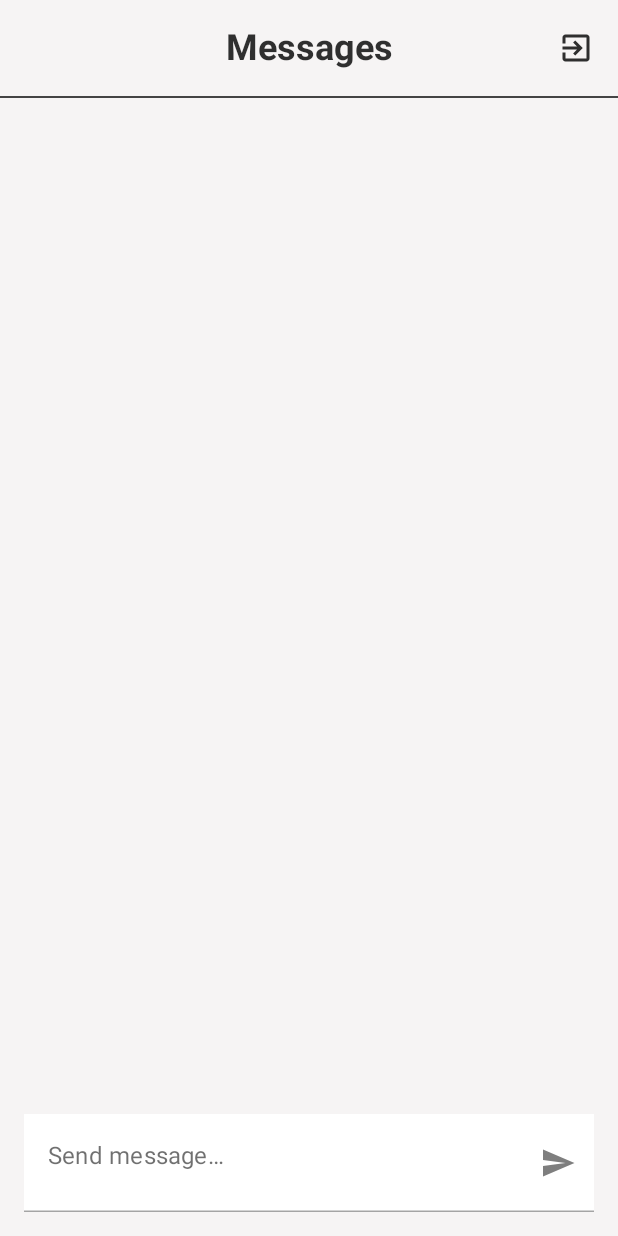
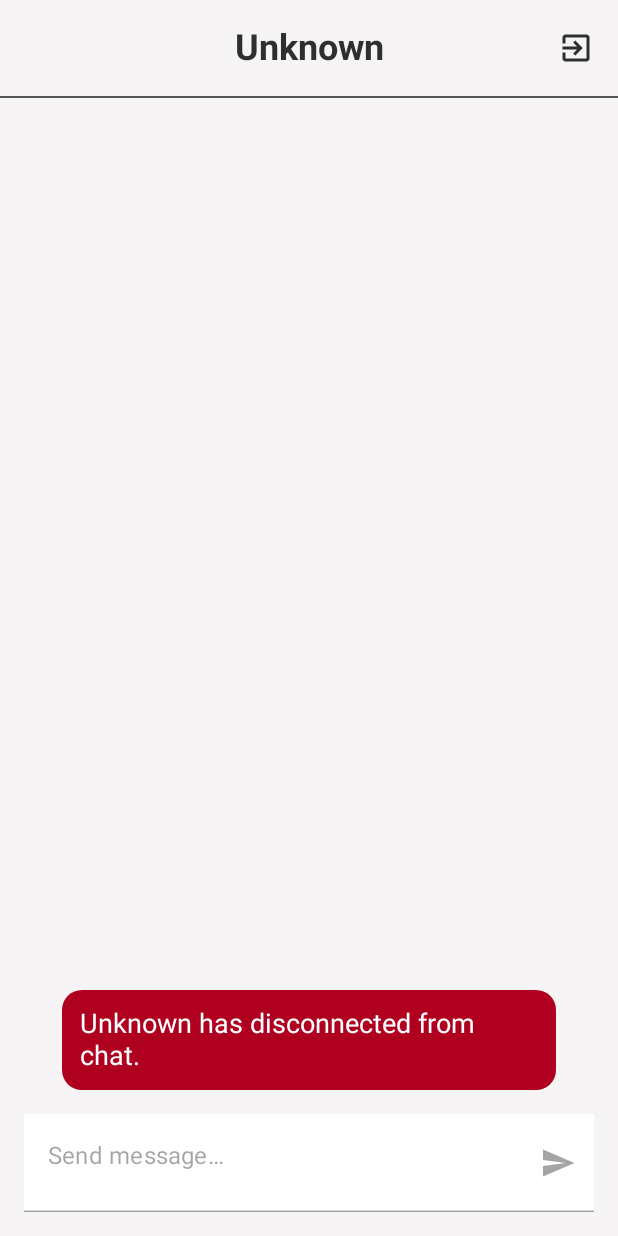
Before and after one commit to Pablit0x/BlueChat, an Android app built with Jetpack Compose: the chat_screen screen opened through its navigation route, on a phone screen of 412 x 824 dp. Run offline under Robolectric (Android 15) with nearby library versions, the phone set to English and light mode, and no system bars; our stand-ins replace accompanist; libraries missing offline, so code that uses them is left out: com.google.accompanist.navigation, es.dmoral.toasty.

Commit message:
Custom Toast, fixed error messages

```diff
--- a/app/src/main/java/com/ps/bluechat/domain/chat/BluetoothController.kt
+++ b/app/src/main/java/com/ps/bluechat/domain/chat/BluetoothController.kt
@@ -14,7 +14,7 @@ interface BluetoothController {
     val connectionState: StateFlow<ConnectionState>
     val scannedDevices : StateFlow<List<BluetoothDeviceDomain>>
     val pairedDevices : StateFlow<List<BluetoothDeviceDomain>>
-    val errors: SharedFlow<String>
+    val errors: StateFlow<String?>
 
 
     suspend fun trySendMessage(message: String) : BluetoothMessage?
--- a/app/src/main/java/com/ps/bluechat/domain/chat/ConnectionResult.kt
+++ b/app/src/main/java/com/ps/bluechat/domain/chat/ConnectionResult.kt
@@ -1,9 +1,7 @@
 package com.ps.bluechat.domain.chat
 
 sealed interface ConnectionResult{
-
     object ConnectionOpen : ConnectionResult
-
     object ConnectionRequest : ConnectionResult
     object ConnectionEstablished: ConnectionResult
     data class TransferSucceeded(val message: BluetoothMessage) : ConnectionResult
--- a/app/src/main/java/com/ps/bluechat/navigation/NavGraph.kt
+++ b/app/src/main/java/com/ps/bluechat/navigation/NavGraph.kt
@@ -54,7 +54,8 @@ fun NavGraph(
                 onDiscoverabilityEnable = viewModel::enableDiscoverability,
                 onDiscoverabilityDisable = viewModel::disableDiscoverability,
                 onStartConnecting = viewModel::connectToDevice,
-                onStartServer = viewModel::observeIncomingConnections
+                onStartServer = viewModel::observeIncomingConnections,
+                clearErrorMessage = viewModel::clearErrorMessage
             )
         }
         composable(
@@ -71,7 +72,6 @@ fun NavGraph(
             ChatScreen(
                 direction = direction,
                 state = state,
-                recipientName = state.connectedDevice?.deviceName,
                 onDisconnect = viewModel::disconnectDevice,
                 onSendMessage = viewModel::sendMessage
             )
--- a/app/src/main/java/com/ps/bluechat/presentation/BluetoothUiState.kt
+++ b/app/src/main/java/com/ps/bluechat/presentation/BluetoothUiState.kt
@@ -11,8 +11,6 @@ data class BluetoothUiState(
     val isBluetoothEnabled: Boolean = false,
     val isDeviceDiscoverable: Boolean = false,
     val connectionState: ConnectionState = ConnectionState.IDLE,
-    val isConnected: Boolean = false,
-    val isConnecting: Boolean = false,
     val scanningState: ScanningState = ScanningState.IDLE,
     val scannedDevices: List<BluetoothDeviceDomain> = emptyList(),
     val pairedDevices : List<BluetoothDeviceDomain> = emptyList(),
--- a/app/src/main/java/com/ps/bluechat/presentation/BluetoothViewModel.kt
+++ b/app/src/main/java/com/ps/bluechat/presentation/BluetoothViewModel.kt
@@ -30,6 +30,7 @@ class BluetoothViewModel @Inject constructor(
         }.launchIn(viewModelScope)
 
         bluetoothController.errors.onEach { error ->
+            Log.d("****WHY***","WTF!!! $error")
             _state.update {
                 it.copy(
                     errorMessage = error
@@ -169,6 +170,7 @@ class BluetoothViewModel @Inject constructor(
                     }
                 }
                 is ConnectionResult.Error -> {
+                    Log.d("****WHY***","OMG")
                     _state.update {
                         it.copy(
                             connectionState = ConnectionState.IDLE, errorMessage = result.message
@@ -187,13 +189,13 @@ class BluetoothViewModel @Inject constructor(
             bluetoothController.closeConnection()
             _state.update {
                 it.copy(
-                    connectionState = ConnectionState.IDLE
+                    connectionState = ConnectionState.IDLE, errorMessage = null
                 )
             }
         }.launchIn(viewModelScope)
     }
 
-    fun resetErrorMessage(){
+    fun clearErrorMessage(){
         _state.update {
             it.copy(
                 errorMessage = null
--- a/app/src/main/java/com/ps/bluechat/presentation/components/BluetoothActionSelector.kt
+++ b/app/src/main/java/com/ps/bluechat/presentation/components/BluetoothActionSelector.kt
@@ -22,6 +22,7 @@ import com.ps.bluechat.domain.chat.ScanningState
 @ExperimentalMaterialApi
 @Composable
 fun BluetoothActionSelector(
+    modifier : Modifier = Modifier,
     scanningState: ScanningState,
     onStartScan: () -> Unit,
     onStopScan: () -> Unit,
@@ -31,6 +32,7 @@ fun BluetoothActionSelector(
     var isMenuExtended by remember { mutableStateOf(false) }
 
     Column(
+        modifier = modifier,
         horizontalAlignment = Alignment.End, verticalArrangement = Arrangement.Bottom
     ) {
         AnimatedVisibility(visible = isMenuExtended, modifier = Modifier.padding(bottom = 16.dp)) {
--- a/app/src/main/java/com/ps/bluechat/presentation/components/ChatScreen.kt
+++ b/app/src/main/java/com/ps/bluechat/presentation/components/ChatScreen.kt
@@ -1,12 +1,14 @@
 package com.ps.bluechat.presentation.components
 
-import android.app.ProgressDialog.show
 import android.content.Context
-import android.view.Gravity
+import androidx.compose.animation.AnimatedVisibility
+import androidx.compose.foundation.background
 import androidx.compose.foundation.clickable
 import androidx.compose.foundation.layout.*
 import androidx.compose.foundation.lazy.LazyColumn
+import androidx.compose.foundation.lazy.items
 import androidx.compose.foundation.lazy.itemsIndexed
+import androidx.compose.foundation.shape.RoundedCornerShape
 import androidx.compose.material.*
 import androidx.compose.material.icons.Icons
 import androidx.compose.material.icons.filled.ExitToApp
@@ -19,7 +21,7 @@ import androidx.compose.runtime.saveable.rememberSaveable
 import androidx.compose.ui.Alignment
 import androidx.compose.ui.ExperimentalComposeUiApi
 import androidx.compose.ui.Modifier
-import androidx.compose.ui.graphics.Color
+import androidx.compose.ui.draw.clip
 import androidx.compose.ui.platform.LocalContext
 import androidx.compose.ui.platform.LocalSoftwareKeyboardController
 import androidx.compose.ui.res.stringResource
@@ -30,38 +32,59 @@ import com.ps.bluechat.R
 import com.ps.bluechat.domain.chat.ConnectionState
 import com.ps.bluechat.navigation.Direction
 import com.ps.bluechat.presentation.BluetoothUiState
-import es.dmoral.toasty.Toasty
+import kotlinx.coroutines.delay
+import com.ps.bluechat.presentation.theme.Colors.Companion.DarkGrey
+import com.ps.bluechat.presentation.theme.Colors.Companion.SuccessGreen
 
 @OptIn(ExperimentalComposeUiApi::class, ExperimentalMaterial3Api::class)
 @Composable
 fun ChatScreen(
     direction: Direction,
-    recipientName: String?,
     state: BluetoothUiState,
     onDisconnect: () -> Unit,
     onSendMessage: (String) -> Unit
 ) {
+
+    val keyboardController = LocalSoftwareKeyboardController.current
+    val context: Context = LocalContext.current
+
     val message = rememberSaveable {
         mutableStateOf("")
     }
 
-    val isTextFieldEnabled by remember { mutableStateOf(true) }
-    val keyboardController = LocalSoftwareKeyboardController.current
-    val context: Context = LocalContext.current
+    var isPopupDisplayed by remember {
+        mutableStateOf(false)
+    }
+    var popupMessage by remember {
+        mutableStateOf("")
+    }
+
+    var isPopupWarning by remember {
+        mutableStateOf(false)
+    }
+
+    val recipientName = rememberSaveable {
+        state.connectedDevice?.deviceName ?: context.getString(
+            R.string.unknown
+        )
+    }
+
+    var isTextFieldEnabled by remember { mutableStateOf(true) }
 
     LaunchedEffect(key1 = state.connectionState) {
         when (state.connectionState) {
             ConnectionState.IDLE -> {
-                Toasty.warning(
-                    context,
-                    "${recipientName ?: context.getString(R.string.unknown)} " + context.getString(R.string.has_disconnected_from_chat),
-                    Toasty.LENGTH_LONG
-                ).show()
+                isTextFieldEnabled = false
+                popupMessage =
+                    "$recipientName " + context.getString(R.string.has_disconnected_from_chat)
+                isPopupWarning = true
+                isPopupDisplayed = true
             }
             ConnectionState.CONNECTION_ACTIVE -> {
-                val toast = Toasty.success(context, context.getString(R.string.connected), Toasty.LENGTH_SHORT)
-                toast.setGravity(Gravity.BOTTOM, 0, 300)
-                toast.show()
+                isTextFieldEnabled = true
+                popupMessage = context.getString(R.string.connected)
+                isPopupWarning = false
+                isPopupDisplayed = true
             }
             else -> {}
         }
@@ -72,14 +95,12 @@ fun ChatScreen(
             containerColor = MaterialTheme.colors.background
         ), title = {
             Text(
-                text = recipientName ?: stringResource(id = R.string.messages),
-                fontSize = 24.sp,
-                fontWeight = FontWeight.Bold
+                text = recipientName, fontSize = 24.sp, fontWeight = FontWeight.Bold
             )
         }, actions = {
             IconButton(onClick = {
+                onDisconnect()
                 direction.navigateBackToHomeScreen()
-                onDisconnect()
             }) {
                 Icon(
                     imageVector = Icons.Default.ExitToApp, contentDescription = null
@@ -92,7 +113,7 @@ fun ChatScreen(
                 .fillMaxSize()
                 .padding(padding)
         ) {
-            Divider(color = Color.DarkGray, thickness = 1.dp)
+            Divider(color = com.ps.bluechat.presentation.theme.Colors.NormalGrey, thickness = 1.dp)
             LazyColumn(
                 modifier = Modifier
                     .fillMaxWidth()
@@ -100,7 +121,7 @@ fun ChatScreen(
                 contentPadding = PaddingValues(16.dp),
                 verticalArrangement = Arrangement.spacedBy(8.dp)
             ) {
-                itemsIndexed(items = state.messages) { index, message ->
+                items(items = state.messages) { message ->
                     Column(
                         modifier = Modifier.fillMaxWidth()
                     ) {
@@ -112,12 +133,18 @@ fun ChatScreen(
                     }
                 }
             }
-            Row(
-                modifier = Modifier
-                    .fillMaxWidth()
-                    .padding(16.dp)
-                    .gradientSurface()
+            Column(
+                modifier = Modifier.fillMaxWidth(),
+                horizontalAlignment = Alignment.CenterHorizontally,
+                verticalArrangement = Arrangement.Center
             ) {
+                if (isPopupDisplayed) {
+                    ShowCustomPopupMessage(message = popupMessage,
+                        isError = isPopupWarning,
+                        duration = 2500L,
+                        onStopDisplaying = { isPopupDisplayed = it })
+                }
+
                 TextField(
                     value = message.value,
                     onValueChange = { message.value = it },
@@ -141,7 +168,9 @@ fun ChatScreen(
                     placeholder = { Text(text = stringResource(id = R.string.send_message)) },
                     modifier = Modifier
                         .fillMaxWidth()
+                        .padding(16.dp)
                         .height(65.dp)
+                        .gradientSurface()
                 )
             }
         }
@@ -151,3 +180,36 @@ fun ChatScreen(
 fun formatMessage(msg: String): String {
     return msg.replace(Regex("\\s+"), " ").trim()
 }
+
+@Composable
+fun ShowCustomPopupMessage(
+    message: String, isError: Boolean, duration: Long, onStopDisplaying: (Boolean) -> Unit
+) {
+    var shouldDisplay by remember {
+        mutableStateOf(true)
+    }
+
+    LaunchedEffect(true) {
+        delay(duration)
+        shouldDisplay = false
+        onStopDisplaying(false)
+    }
+
+    AnimatedVisibility(visible = shouldDisplay) {
+        Row(
+            modifier = Modifier
+                .fillMaxWidth(0.8f)
+                .clip(shape = RoundedCornerShape(20))
+                .background(color = if (isError) MaterialTheme.colors.error else SuccessGreen)
+                .padding(12.dp),
+            horizontalArrangement = Arrangement.Center,
+            verticalAlignment = Alignment.CenterVertically
+        ) {
+            Text(
+                text = message,
+                fontSize = 18.sp,
+                color = if (isError) MaterialTheme.colors.onError else MaterialTheme.colors.onPrimary
+            )
+        }
+    }
+}
--- a/app/src/main/java/com/ps/bluechat/presentation/components/GradientSurface.kt
+++ b/app/src/main/java/com/ps/bluechat/presentation/components/GradientSurface.kt
@@ -6,8 +6,8 @@ import androidx.compose.material.MaterialTheme
 import androidx.compose.ui.Modifier
 import androidx.compose.ui.composed
 import androidx.compose.ui.graphics.Brush
-import com.ps.bluechat.presentation.theme.DarkSurfaceEnd
-import com.ps.bluechat.presentation.theme.DarkSurfaceStart
+import com.ps.bluechat.presentation.theme.Colors.Companion.DarkSurfaceEnd
+import com.ps.bluechat.presentation.theme.Colors.Companion.DarkSurfaceStart
 
 fun Modifier.gradientSurface(): Modifier = composed {
     if(isSystemInDarkTheme()){
--- a/app/src/main/java/com/ps/bluechat/presentation/theme/Color.kt
+++ b/app/src/main/java/com/ps/bluechat/presentation/theme/Color.kt
@@ -1,6 +1,10 @@
 package com.ps.bluechat.presentation.theme
+
 import androidx.compose.ui.graphics.Color
 
+
+class Colors {
+    companion object {
         val DarkSurfaceStart = Color(0xFF23262E)
         val DarkSurfaceEnd = Color(0xFF212329)
 
@@ -12,4 +16,6 @@ val DarkGrey = Color(0xFF282C31)
         val SuperLightGrey = Color(0xFFE5E5E5)
         val NormalGrey = Color(0xFF53565B)
 
-val MessageBlue = Color(0x601982FC)
+        val SuccessGreen = Color(0xFF5cb85c)
+    }
+}
--- a/app/src/main/res/values/strings.xml
+++ b/app/src/main/res/values/strings.xml
@@ -27,4 +27,5 @@
     <string name="start_scan">Start Scan</string>
     <string name="start_server">Start Server</string>
     <string name="bluetooth_denied">Unable to proceed without Bluetooth permission.</string>
+    <string name="dismiss">Dismiss</string>
 </resources>
```
Also changed, not shown: app/src/main/java/com/ps/bluechat/data/chat/AndroidBluetoothController.kt (+14 -24 lines), app/src/main/java/com/ps/bluechat/presentation/components/DeviceScreen.kt (+42 -10 lines), app/src/main/java/com/ps/bluechat/presentation/theme/Theme.kt (+7 -0 lines). Lines whose indentation alone changed are shown as unchanged.
